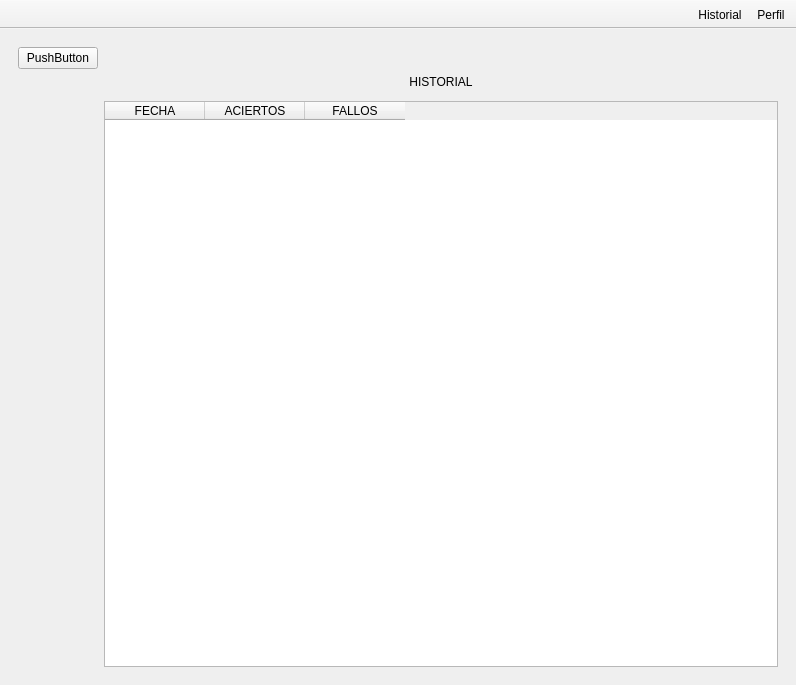
Above: mainwindow.ui from raqquel21/carta-nautica before the change. Below: the same form after it.
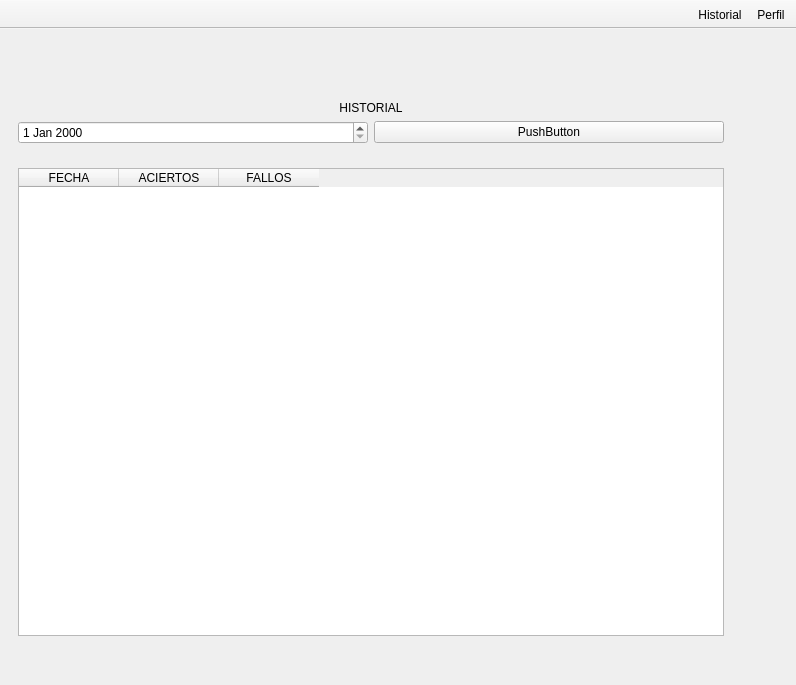
That is the form after the change. The open tabs and pages were chosen to show the change. Icons and pictures are not drawn.

Diff of the .ui file:
```diff
--- a/mainwindow.ui
+++ b/mainwindow.ui
@@ -14,9 +14,15 @@
    <string>MainWindow</string>
   </property>
   <widget class="QWidget" name="centralwidget">
-   <layout class="QHBoxLayout" name="horizontalLayout">
-    <item>
      <widget class="QStackedWidget" name="stackedWidget">
+    <property name="geometry">
+     <rect>
+      <x>9</x>
+      <y>9</y>
+      <width>778</width>
+      <height>607</height>
+     </rect>
+    </property>
       <property name="minimumSize">
        <size>
         <width>661</width>
@@ -1653,37 +1659,61 @@
       </widget>
       <widget class="QWidget" name="historico">
        <layout class="QGridLayout" name="gridLayout">
-        <item row="1" column="0">
-         <widget class="QPushButton" name="pushButton_2">
-          <property name="text">
-           <string>PushButton</string>
-          </property>
-         </widget>
-        </item>
-        <item row="1" column="1">
-         <spacer name="horizontalSpacer_3">
-          <property name="orientation">
-           <enum>Qt::Orientation::Horizontal</enum>
-          </property>
-          <property name="sizeHint" stdset="0">
-           <size>
-            <width>40</width>
-            <height>20</height>
-           </size>
-          </property>
-         </spacer>
-        </item>
         <item row="3" column="1">
-         <widget class="QLabel" name="label">
+       <widget class="QPushButton" name="histButton">
           <property name="text">
-           <string>HISTORIAL</string>
-          </property>
-          <property name="alignment">
-           <set>Qt::AlignmentFlag::AlignCenter</set>
-          </property>
-         </widget>
-        </item>
-        <item row="5" column="1">
+         <string>PushButton</string>
+        </property>
+       </widget>
+      </item>
+      <item row="1" column="2">
+       <widget class="QPushButton" name="salirPerfil_2">
+        <property name="sizePolicy">
+         <sizepolicy hsizetype="Fixed" vsizetype="Fixed">
+          <horstretch>0</horstretch>
+          <verstretch>0</verstretch>
+         </sizepolicy>
+        </property>
+        <property name="styleSheet">
+         <string notr="true">QPushButton {
+    border: none;
+	background-repeat: no-repeat;
+    background-position: center;
+    background-image: url(:/images/x.png);
+
+    min-width: 48px;
+    min-height: 48px;
+}
+
+QPushButton:hover {
+    background-image: url(:/images/ixIlumin.png);
+	background-repeat: no-repeat;
+}
+
+QPushButton:pressed {
+	background-image: url(:/images/ixIlumin.png);
+	background-repeat: no-repeat;
+}
+</string>
+        </property>
+        <property name="text">
+         <string/>
+        </property>
+        <property name="iconSize">
+         <size>
+          <width>48</width>
+          <height>48</height>
+         </size>
+        </property>
+        <property name="clase" stdset="0">
+         <string>iconBut</string>
+        </property>
+       </widget>
+      </item>
+      <item row="3" column="0">
+       <widget class="QDateEdit" name="fechaHist"/>
+      </item>
+      <item row="7" column="0" colspan="2">
          <widget class="QTableWidget" name="tableHistorial">
           <property name="showGrid">
            <bool>true</bool>
@@ -1711,7 +1741,33 @@
           </column>
          </widget>
         </item>
-        <item row="3" column="0" rowspan="3">
+      <item row="2" column="0" colspan="2">
+       <widget class="QLabel" name="label">
+        <property name="text">
+         <string>HISTORIAL</string>
+        </property>
+        <property name="alignment">
+         <set>Qt::AlignmentFlag::AlignCenter</set>
+        </property>
+        <property name="clase" stdset="0">
+         <string>subtitulo</string>
+        </property>
+       </widget>
+      </item>
+      <item row="1" column="0" colspan="2">
+       <spacer name="horizontalSpacer_3">
+        <property name="orientation">
+         <enum>Qt::Orientation::Horizontal</enum>
+        </property>
+        <property name="sizeHint" stdset="0">
+         <size>
+          <width>40</width>
+          <height>20</height>
+         </size>
+        </property>
+       </spacer>
+      </item>
+      <item row="2" column="2" rowspan="6">
          <spacer name="verticalSpacer_2">
           <property name="orientation">
            <enum>Qt::Orientation::Vertical</enum>
@@ -1727,8 +1783,6 @@
        </layout>
       </widget>
      </widget>
-    </item>
-   </layout>
   </widget>
   <widget class="QToolBar" name="toolBar">
    <property name="font">
```
Left out of the diff: 49 changed lines with no effect on the pictures. Lines whose indentation alone changed are shown as unchanged.
